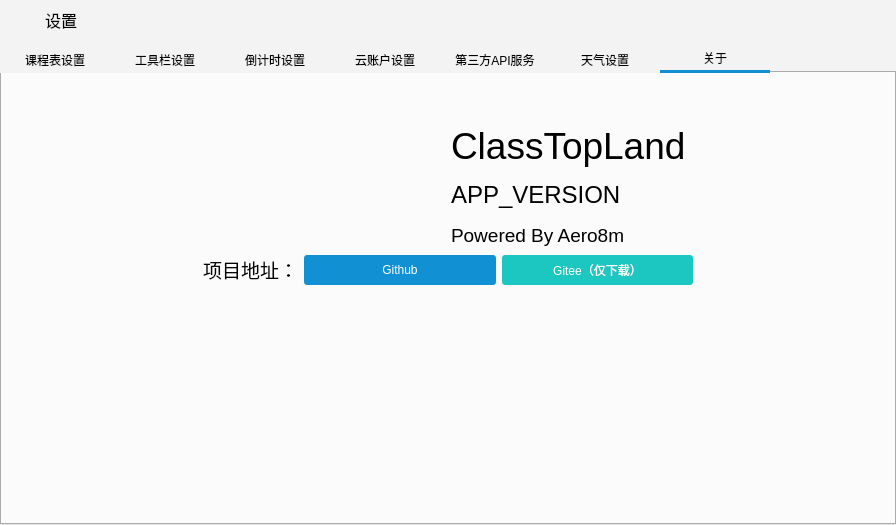
Qt form src/TableEditWidget/TableEditWidget.ui (Aero80wd/ClassTopLand) before a commit.
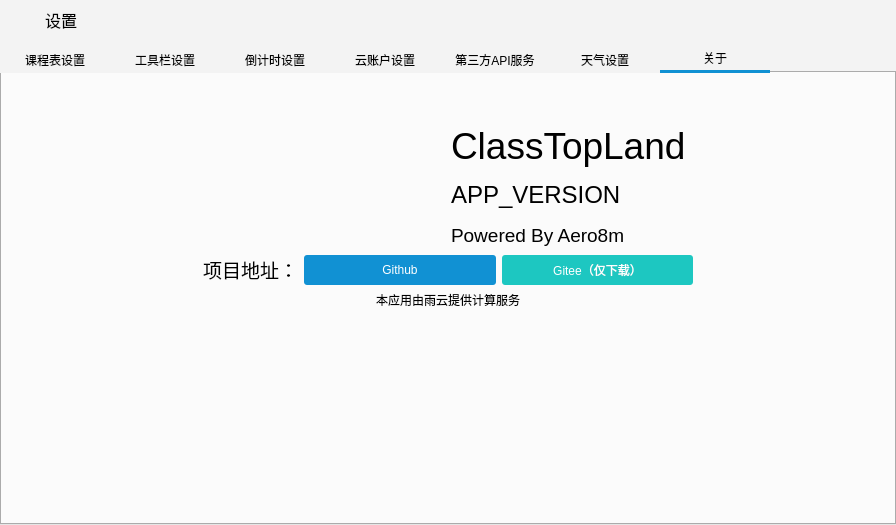
The same form after that commit. The open tabs and pages were chosen to show the change. Icons and pictures are not drawn. Custom widgets are drawn as their Qt base class.

```diff
--- a/src/TableEditWidget/TableEditWidget.ui
+++ b/src/TableEditWidget/TableEditWidget.ui
@@ -812,7 +812,7 @@
       <attribute name="title">
        <string>关于</string>
       </attribute>
-      <layout class="QVBoxLayout" name="verticalLayout_2" stretch="0,11,3,10">
+      <layout class="QVBoxLayout" name="verticalLayout_2" stretch="0,11,3,0,10">
        <item>
         <spacer name="verticalSpacer_2">
          <property name="orientation">
@@ -1021,6 +1021,16 @@
          </item>
         </layout>
        </item>
+       <item>
+        <widget class="QLabel" name="label_13">
+         <property name="text">
+          <string>本应用由雨云提供计算服务</string>
+         </property>
+         <property name="alignment">
+          <set>Qt::AlignmentFlag::AlignCenter</set>
+         </property>
+        </widget>
+       </item>
        <item>
         <spacer name="verticalSpacer">
          <property name="orientation">
```
Left out of the diff: 128 changed lines with no effect on the pictures.
